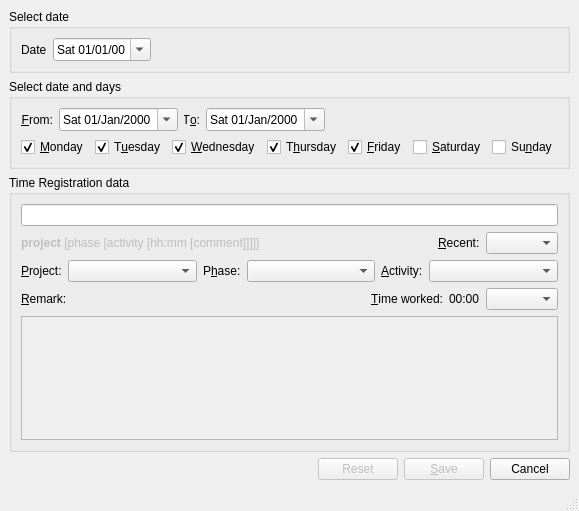
Old version of the form src/pyuac_edit.ui in the repository develer-staff/pyuac.
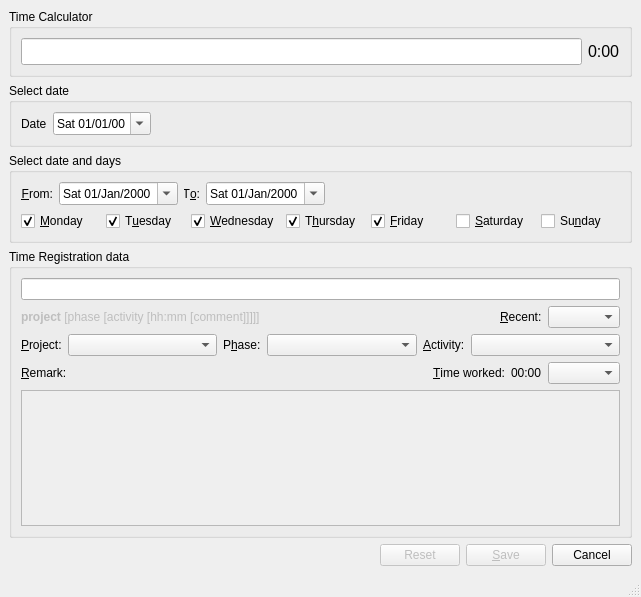
New version of the form. Icons and pictures are not drawn.

Commit message: Spostato il time calculator nella TimeregWindow (funzionante, ma non collegato con la smartquery).

Diff of the .ui file:
```diff
--- a/src/pyuac_edit.ui
+++ b/src/pyuac_edit.ui
@@ -6,8 +6,8 @@
    <rect>
     <x>0</x>
     <y>0</y>
-    <width>578</width>
-    <height>511</height>
+    <width>641</width>
+    <height>597</height>
    </rect>
   </property>
   <property name="windowTitle" >
@@ -22,8 +22,8 @@
     <rect>
      <x>0</x>
      <y>0</y>
-     <width>578</width>
-     <height>488</height>
+     <width>641</width>
+     <height>573</height>
     </rect>
    </property>
    <layout class="QVBoxLayout" >
@@ -33,6 +33,55 @@
     <property name="margin" >
      <number>9</number>
     </property>
+    <item>
+     <widget class="QGroupBox" name="TimeCalculator" >
+      <property name="sizePolicy" >
+       <sizepolicy vsizetype="Expanding" hsizetype="Preferred" >
+        <horstretch>0</horstretch>
+        <verstretch>0</verstretch>
+       </sizepolicy>
+      </property>
+      <property name="title" >
+       <string>Time Calculator</string>
+      </property>
+      <layout class="QVBoxLayout" name="verticalLayout_2" >
+       <item>
+        <layout class="QHBoxLayout" name="HBLayout" >
+         <property name="spacing" >
+          <number>6</number>
+         </property>
+         <property name="margin" >
+          <number>0</number>
+         </property>
+         <item>
+          <widget class="QLineEdit" name="smartTimeEdit" >
+           <property name="font" >
+            <font>
+             <pointsize>12</pointsize>
+            </font>
+           </property>
+           <property name="text" >
+            <string/>
+           </property>
+          </widget>
+         </item>
+         <item>
+          <widget class="QLabel" name="timeSumLabel" >
+           <property name="font" >
+            <font>
+             <pointsize>12</pointsize>
+            </font>
+           </property>
+           <property name="text" >
+            <string>0:00</string>
+           </property>
+          </widget>
+         </item>
+        </layout>
+       </item>
+      </layout>
+     </widget>
+    </item>
     <item>
      <widget class="QGroupBox" name="dateGroupBox" >
       <property name="title" >
@@ -527,9 +576,9 @@
    <property name="geometry" >
     <rect>
      <x>0</x>
-     <y>488</y>
-     <width>578</width>
-     <height>23</height>
+     <y>573</y>
+     <width>641</width>
+     <height>24</height>
     </rect>
    </property>
   </widget>
```
Left out of the diff: 4 changed lines with no effect on the pictures. The commit also changes 3 other files.
